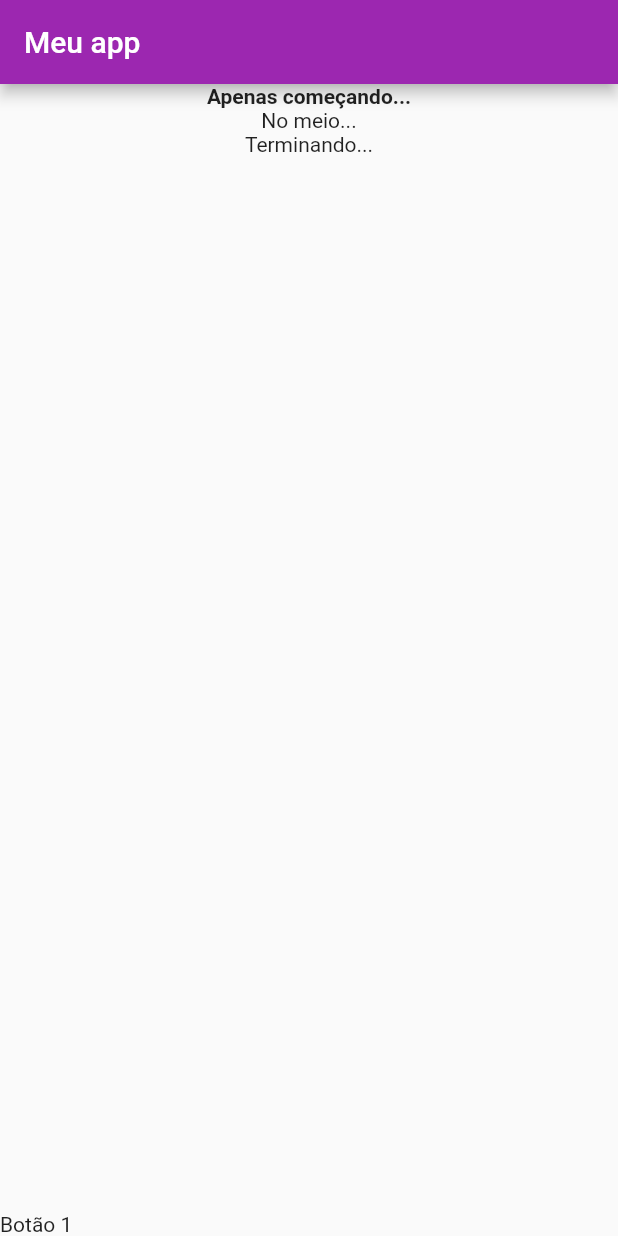
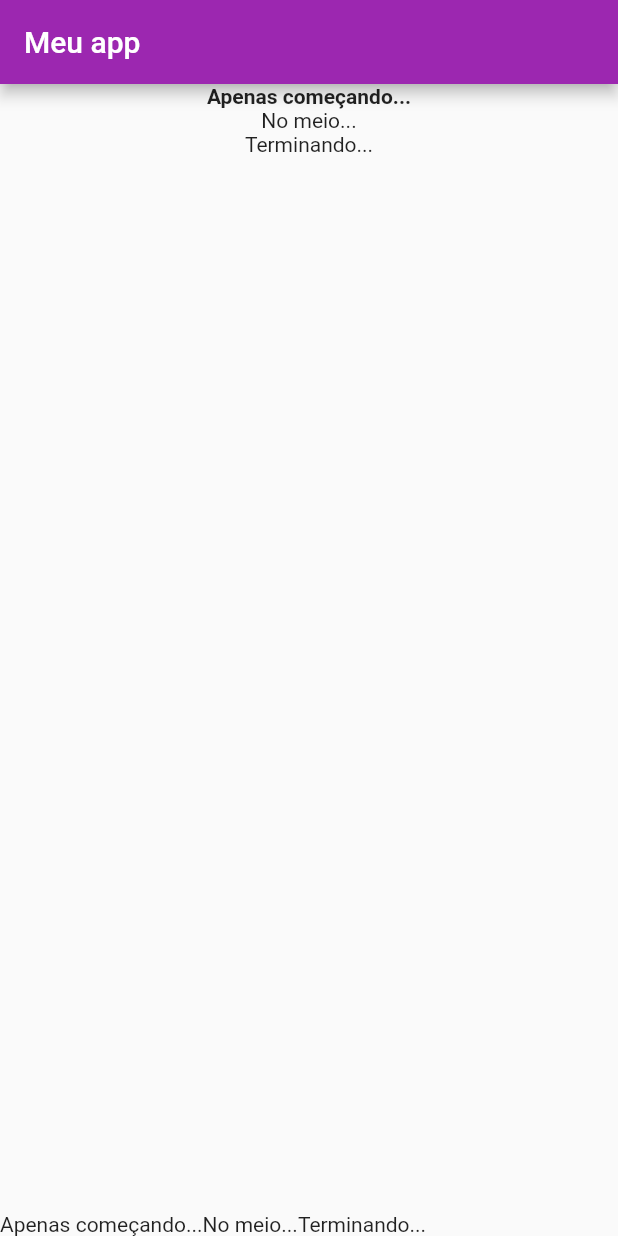
Before and after one commit to israelsilva282/poo2-receitas-dart, a Flutter app: the screen it shows after launch, on a phone screen of 412 x 824 dp. Run offline on Flutter 3.47's test engine with Material 2 defaults, Android fonts, the phone set to English and light mode, and no system bars.

Commit message:
feat: adicionado widget row e três text no navigation bottom

```diff
--- a/lib/main.dart
+++ b/lib/main.dart
@@ -24,7 +24,13 @@ class MyApp extends StatelessWidget {
             Text("No meio..."),
             Text("Terminando...")
           ])),
-          bottomNavigationBar: const Text("Botão 1"),
+          bottomNavigationBar: const Row(
+            children: [
+              Text("Apenas começando..."),
+              Text("No meio..."),
+              Text("Terminando...")
+            ],
+          ),
         ));
   }
 }
```
